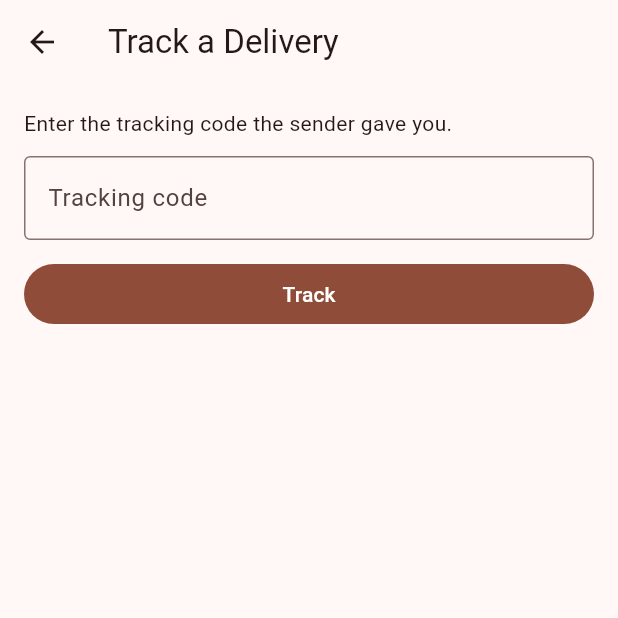
After one commit to leonthuva/FleetFlow, a Flutter app: the screen it shows after launch, after a tap on "Track a delivery", on a phone screen of 412 x 824 dp, the top half of it. The commit adds this screen. Run offline on Flutter 3.47's test engine with Material 3 defaults, Android fonts, the phone set to English and light mode, and no system bars; our stand-ins replace cloud_firestore, firebase_auth, firebase_core, flutter_map, geolocator, image_picker and 2 more; accounts and stored records are empty.

Commit message:
feat(customer): track a delivery by code, no sign-in
Creating a delivery now generates a random 12-character tracking code and a
minimal public record (status, first names). Driver stages, manager
cancellation and proof completion keep it in sync. Customers enter the code on
a new Track a Delivery screen linked from the login page; managers see the code
in the create confirmation and delivery details.

```diff
--- /dev/null
+++ b/lib/core/tracking_code.dart
@@ -0,0 +1,26 @@
+import 'dart:math';
+
+/// Customer tracking codes: 12 characters from an unambiguous base32 alphabet
+/// (60 bits of randomness), shown as XXXX-XXXX-XXXX. The code is the only
+/// credential for the public tracking view, so it must stay unguessable.
+class TrackingCode {
+  static const String _alphabet = 'ABCDEFGHJKLMNPQRSTUVWXYZ23456789';
+  static const int length = 12;
+  static final RegExp _valid = RegExp(r'^[A-HJ-NP-Z2-9]{12}$');
+
+  static String generate([Random? random]) {
+    final r = random ?? Random.secure();
+    return List.generate(length, (_) => _alphabet[r.nextInt(_alphabet.length)])
+        .join();
+  }
+
+  /// Upper-cases and strips spaces/dashes so "abcd-efgh-jklm" matches.
+  static String normalize(String input) =>
+      input.toUpperCase().replaceAll(RegExp(r'[\s-]'), '');
+
+  static bool isValid(String normalized) => _valid.hasMatch(normalized);
+
+  static String format(String code) => code.length == length
+      ? '${code.substring(0, 4)}-${code.substring(4, 8)}-${code.substring(8)}'
+      : code;
+}
--- a/lib/models/delivery.dart
+++ b/lib/models/delivery.dart
@@ -130,6 +130,7 @@ class Delivery {
   final String? createdBy;
   final String? cancelReason;
   final DateTime? completedAt;
+  final String? trackingCode;
 
   const Delivery({
     required this.id,
@@ -162,6 +163,7 @@ class Delivery {
     this.createdBy,
     this.cancelReason,
     this.completedAt,
+    this.trackingCode,
   })  : driverId = driverId ?? assignedDriverId ?? '',
         address = address ?? destination ?? '',
         recipientName = recipientName ?? customerName ?? '',
@@ -238,6 +240,7 @@ class Delivery {
       createdBy: map['createdBy'] as String?,
       cancelReason: map['cancelReason'] as String?,
       completedAt: parseFirestoreDate(map['completedAt']),
+      trackingCode: map['trackingCode'] as String?,
     );
   }
 
@@ -306,6 +309,7 @@ class Delivery {
     String? createdBy,
     String? cancelReason,
     DateTime? completedAt,
+    String? trackingCode,
   }) {
     return Delivery(
       id: id ?? this.id,
@@ -334,6 +338,7 @@ class Delivery {
       createdBy: createdBy ?? this.createdBy,
       cancelReason: cancelReason ?? this.cancelReason,
       completedAt: completedAt ?? this.completedAt,
+      trackingCode: trackingCode ?? this.trackingCode,
     );
   }
 }
--- /dev/null
+++ b/lib/models/tracking_info.dart
@@ -0,0 +1,32 @@
+import '../core/firestore_dates.dart';
+
+/// The deliberately small, public view of a delivery. It never carries the
+/// address, phone number, package details or driver contact information.
+class TrackingInfo {
+  final String code;
+  final String deliveryId;
+  final String status;
+  final String recipientFirstName;
+  final String? driverFirstName;
+  final DateTime? updatedAt;
+
+  const TrackingInfo({
+    required this.code,
+    required this.deliveryId,
+    required this.status,
+    required this.recipientFirstName,
+    this.driverFirstName,
+    this.updatedAt,
+  });
+
+  factory TrackingInfo.fromMap(Map<String, dynamic> map,
+          {required String code}) =>
+      TrackingInfo(
+        code: code,
+        deliveryId: map['deliveryId'] as String? ?? '',
+        status: map['status'] as String? ?? 'assigned',
+        recipientFirstName: map['recipientFirstName'] as String? ?? '',
+        driverFirstName: map['driverFirstName'] as String?,
+        updatedAt: parseFirestoreDate(map['updatedAt']),
+      );
+}
--- a/lib/screens/admin/admin_dashboard_screen.dart
+++ b/lib/screens/admin/admin_dashboard_screen.dart
@@ -3,6 +3,7 @@ import 'package:flutter/material.dart';
 import '../../models/delivery.dart';
 import '../../providers/auth_provider.dart';
 import '../../services/delivery_service.dart';
+import '../../core/tracking_code.dart';
 import 'create_delivery_screen.dart';
 import '../customer/customer_tracking_screen.dart';
 
@@ -40,8 +41,8 @@ class _AdminDashboardScreenState extends State<AdminDashboardScreen> {
                   CreateDeliveryScreen(drivers: drivers, service: _service)));
       if (id != null && mounted) {
         ScaffoldMessenger.of(context).showSnackBar(SnackBar(
-            content: Text(
-                _service.notificationWarning ?? '$id saved and assigned')));
+            content: Text(_service.notificationWarning ??
+                '$id saved and assigned. Customer tracking code: ${TrackingCode.format(_service.lastTrackingCode ?? '')}')));
       }
     } catch (e) {
       if (mounted) {
@@ -129,7 +130,7 @@ class _AdminDashboardScreenState extends State<AdminDashboardScreen> {
                                       builder: (ctx) => AlertDialog(
                                               title: Text(delivery.id),
                                               content: Text(
-                                                  '${delivery.pickup} to ${delivery.address}\n${delivery.statusDisplayName}\nProof details are available in the delivery view.'),
+                                                  '${delivery.pickup} to ${delivery.address}\n${delivery.statusDisplayName}${delivery.trackingCode == null ? '' : '\nCustomer tracking code: ${TrackingCode.format(delivery.trackingCode!)}'}\nProof details are available in the delivery view.'),
                                               actions: [
                                                 TextButton(
                                                     onPressed: () =>
--- a/lib/screens/auth/login_screen.dart
+++ b/lib/screens/auth/login_screen.dart
@@ -2,6 +2,7 @@ import 'package:flutter/material.dart';
 import '../../providers/auth_provider.dart';
 import '../../widgets/app_card.dart';
 import '../../widgets/custom_text_field.dart';
+import '../customer/track_delivery_screen.dart';
 import 'register_screen.dart';
 
 class LoginScreen extends StatefulWidget {
@@ -222,6 +223,13 @@ class _LoginScreenState extends State<LoginScreen> {
                                   ),
                           child: const Text('New driver? Create an account'),
                         ),
+                        TextButton(
+                          onPressed: () => Navigator.of(context).push(
+                            MaterialPageRoute<void>(
+                                builder: (_) => const TrackDeliveryScreen()),
+                          ),
+                          child: const Text('Track a delivery'),
+                        ),
                       ],
                     ),
                   );
--- /dev/null
+++ b/lib/screens/customer/track_delivery_screen.dart
@@ -0,0 +1,155 @@
+import 'package:flutter/material.dart';
+import '../../core/tracking_code.dart';
+import '../../models/delivery.dart';
+import '../../models/tracking_info.dart';
+import '../../services/delivery_service.dart';
+
+/// Public tracking by code. No sign-in; shows only status, first names and the
+/// last update time.
+class TrackDeliveryScreen extends StatefulWidget {
+  final DeliveryService? service;
+  final String? initialCode;
+  const TrackDeliveryScreen({super.key, this.service, this.initialCode});
+
+  @override
+  State<TrackDeliveryScreen> createState() => _TrackDeliveryScreenState();
+}
+
+class _TrackDeliveryScreenState extends State<TrackDeliveryScreen> {
+  late final DeliveryService _service = widget.service ?? DeliveryService();
+  late final TextEditingController _controller =
+      TextEditingController(text: widget.initialCode);
+  Stream<TrackingInfo?>? _stream;
+  String? _error;
+
+  @override
+  void initState() {
+    super.initState();
+    if (widget.initialCode != null) _lookup();
+  }
+
+  @override
+  void dispose() {
+    _controller.dispose();
+    super.dispose();
+  }
+
+  void _lookup() {
+    final code = TrackingCode.normalize(_controller.text);
+    if (!TrackingCode.isValid(code)) {
+      setState(() {
+        _stream = null;
+        _error = 'Enter the 12-character tracking code you were given.';
+      });
+      return;
+    }
+    setState(() {
+      _error = null;
+      _stream = _service.watchTracking(code);
+    });
+  }
+
+  String _message(String status) {
+    switch (status) {
+      case DeliveryStatus.assigned:
+        return 'Your delivery has been assigned to a driver.';
+      case DeliveryStatus.pickedUp:
+        return 'The driver has picked up your package.';
+      case DeliveryStatus.inTransit:
+        return 'Your package is on its way.';
+      case DeliveryStatus.arrived:
+        return 'The driver has arrived at your location.';
+      case DeliveryStatus.completed:
+        return 'Your package has been delivered.';
+      case DeliveryStatus.cancelled:
+        return 'This delivery was cancelled. Please contact the sender.';
+      default:
+        return status;
+    }
+  }
+
+  Widget _result(TrackingInfo info) {
+    final cancelled = info.status == DeliveryStatus.cancelled;
+    final step = DeliveryStatus.stepIndex(info.status);
+    final theme = Theme.of(context);
+    return Card(
+      child: Padding(
+        padding: const EdgeInsets.all(16),
+        child: Column(
+          crossAxisAlignment: CrossAxisAlignment.start,
+          children: [
+            if (info.recipientFirstName.isNotEmpty)
+              Text('Hello ${info.recipientFirstName}',
+                  style: theme.textTheme.titleMedium),
+            const SizedBox(height: 8),
+            Text(DeliveryStatus.getLabel(info.status),
+                style: theme.textTheme.headlineSmall
+                    ?.copyWith(fontWeight: FontWeight.bold)),
+            const SizedBox(height: 4),
+            Text(_message(info.status)),
+            if (!cancelled) ...[
+              const SizedBox(height: 16),
+              LinearProgressIndicator(
+                  value: (step + 1) / DeliveryStatus.standardSequence.length),
+              const SizedBox(height: 8),
+              Text(
+                  'Step ${step + 1} of ${DeliveryStatus.standardSequence.length}',
+                  style: theme.textTheme.bodySmall),
+            ],
+            if (info.driverFirstName != null) ...[
+              const SizedBox(height: 12),
+              Text('Driver: ${info.driverFirstName}'),
+            ],
+            if (info.updatedAt != null) ...[
+              const SizedBox(height: 4),
+              Text('Last update: ${info.updatedAt!.toLocal()}'.split('.').first,
+                  style: theme.textTheme.bodySmall),
+            ],
+          ],
+        ),
+      ),
+    );
+  }
+
+  @override
+  Widget build(BuildContext context) => Scaffold(
+        appBar: AppBar(title: const Text('Track a Delivery')),
+        body: ListView(padding: const EdgeInsets.all(16), children: [
+          const Text('Enter the tracking code the sender gave you.'),
+          const SizedBox(height: 12),
+          TextField(
+            controller: _controller,
+            textCapitalization: TextCapitalization.characters,
+            decoration: InputDecoration(
+              labelText: 'Tracking code',
+              hintText: 'XXXX-XXXX-XXXX',
+              errorText: _error,
+              border: const OutlineInputBorder(),
+            ),
+            onSubmitted: (_) => _lookup(),
+          ),
+          const SizedBox(height: 12),
+          FilledButton(onPressed: _lookup, child: const Text('Track')),
+          const SizedBox(height: 16),
+          if (_stream != null)
+            StreamBuilder<TrackingInfo?>(
+              stream: _stream,
+              builder: (context, snap) {
+                if (snap.hasError) {
+                  return const Text(
+                      'Tracking is unavailable right now. Please try again.');
+                }
+                if (snap.connectionState == ConnectionState.waiting) {
+                  return const Center(child: CircularProgressIndicator());
+                }
+                final info = snap.data;
+                if (info == null) {
+                  return const Text(
+                      'No delivery found for that code. Check it and try again.');
+                }
+                return _result(info);
+              },
+            ),
+        ]),
+      );
+}
--- a/lib/services/delivery_service.dart
+++ b/lib/services/delivery_service.dart
@@ -4,7 +4,9 @@ import 'package:crypto/crypto.dart' as crypto;
 import 'package:cloud_firestore/cloud_firestore.dart';
 import 'package:firebase_auth/firebase_auth.dart';
 import '../models/delivery.dart';
+import '../core/tracking_code.dart';
 import '../models/delivery_proof.dart';
+import '../models/tracking_info.dart';
 import 'notification_service.dart';
 import 'storage_service.dart';
 
@@ -32,6 +34,7 @@ class DeliveryService {
           : _currentUid()) ??
       (throw StateError('Sign in before accessing deliveries.'));
   String? notificationWarning;
+  String? lastTrackingCode;
   final Map<String, Delivery> _cache = {};
   List<Delivery> get currentDeliveries => List.unmodifiable(_cache.values);
   Delivery? getDeliveryById(String id) => _cache[id];
@@ -57,6 +60,17 @@ class DeliveryService {
   Stream<Delivery?> watchDelivery(String id) =>
       _deliveries.doc(id).snapshots().map((d) =>
           d.exists ? Delivery.fromMap(d.data()!, documentId: d.id) : null);
+  CollectionReference<Map<String, dynamic>> get _links =>
+      firestore.collection('trackingLinks');
+
+  /// Public tracking view. Works without sign-in; the code is the credential.
+  Stream<TrackingInfo?> watchTracking(String rawCode) {
+    final code = TrackingCode.normalize(rawCode);
+    if (!TrackingCode.isValid(code)) return Stream.value(null);
+    return _links.doc(code).snapshots().map(
+        (d) => d.exists ? TrackingInfo.fromMap(d.data()!, code: d.id) : null);
+  }
+
   Stream<DeliveryProof?> watchProof(String id) =>
       firestore.collection('deliveryProofs').doc(id).snapshots().map((d) =>
           d.exists ? DeliveryProof.fromMap(d.data()!, documentId: d.id) : null);
@@ -102,19 +116,49 @@ class DeliveryService {
         throw StateError(
             'Delivery counter conflicts with an existing ID. Administrator repair required.');
       }
+      final code = TrackingCode.generate();
+      if ((await tx.get(_links.doc(code))).exists) {
+        throw StateError('Tracking code collision. Please try again.');
+      }
       tx.set(counter, {'value': value});
       tx.set(target, {
         ...draft.copyWith(id: id, status: DeliveryStatus.assigned).toMap(),
         'createdBy': uid,
+        'trackingCode': code,
         'createdAt': FieldValue.serverTimestamp(),
         'assignedAt': FieldValue.serverTimestamp(),
         'updatedAt': FieldValue.serverTimestamp()
       });
+      final driverName =
+          (driver.data()?['displayName'] as String? ?? '').trim();
+      tx.set(_links.doc(code), {
+        'deliveryId': id,
+        'status': DeliveryStatus.assigned,
+        'recipientFirstName': _firstName(draft.recipientName),
+        if (driverName.isNotEmpty) 'driverFirstName': _firstName(driverName),
+        'createdAt': FieldValue.serverTimestamp(),
+        'updatedAt': FieldValue.serverTimestamp()
+      });
+      lastTrackingCode = code;
       return id;
     });
     await _notify(
         recipientId: draft.driverId, deliveryId: id, status: 'assigned');
     return id;
+  }
+
+  static String _firstName(String full) {
+    final parts = full.trim().split(RegExp(r'\s+'));
+    final first = parts.isEmpty ? '' : parts.first;
+    return first.length > 40 ? first.substring(0, 40) : first;
+  }
+
+  void _syncLink(
+      Transaction tx, Map<String, dynamic>? delivery, String status) {
+    final code = delivery?['trackingCode'] as String?;
+    if (code == null || code.isEmpty) return;
+    tx.update(_links.doc(code),
+        {'status': status, 'updatedAt': FieldValue.serverTimestamp()});
   }
 
   Future<Delivery> updateStatus(
@@ -148,6 +192,7 @@ class DeliveryService {
         field: FieldValue.serverTimestamp(),
         'updatedAt': FieldValue.serverTimestamp()
       });
+      _syncLink(tx, snap.data(), newStatus);
       return current.copyWith(status: newStatus);
     });
     await _notify(
@@ -190,6 +235,7 @@ class DeliveryService {
         'cancelledAt': FieldValue.serverTimestamp(),
         'updatedAt': FieldValue.serverTimestamp()
       });
+      _syncLink(tx, snap.data(), DeliveryStatus.cancelled);
     });
   }
 
@@ -251,6 +297,20 @@ class DeliveryService {
     _cache[deliveryId] =
         Delivery.fromMap(persisted.data()!, documentId: deliveryId);
     notificationWarning = _storage.notificationWarning;
+    // The trusted proof broker completes the delivery, so mirror the final
+    // status onto the public tracking record. Rules require it to match.
+    final code = persisted.data()?['trackingCode'] as String?;
+    if (code != null && code.isNotEmpty) {
+      try {
+        await _links.doc(code).update({
+          'status': DeliveryStatus.completed,
+          'updatedAt': FieldValue.serverTimestamp()
+        });
+      } catch (e) {
+        notificationWarning =
+            'Delivery completed, but the customer tracking view was not updated: $e';
+      }
+    }
     return proof;
   }
 }
```
Also changed, not shown: 2 other files.
